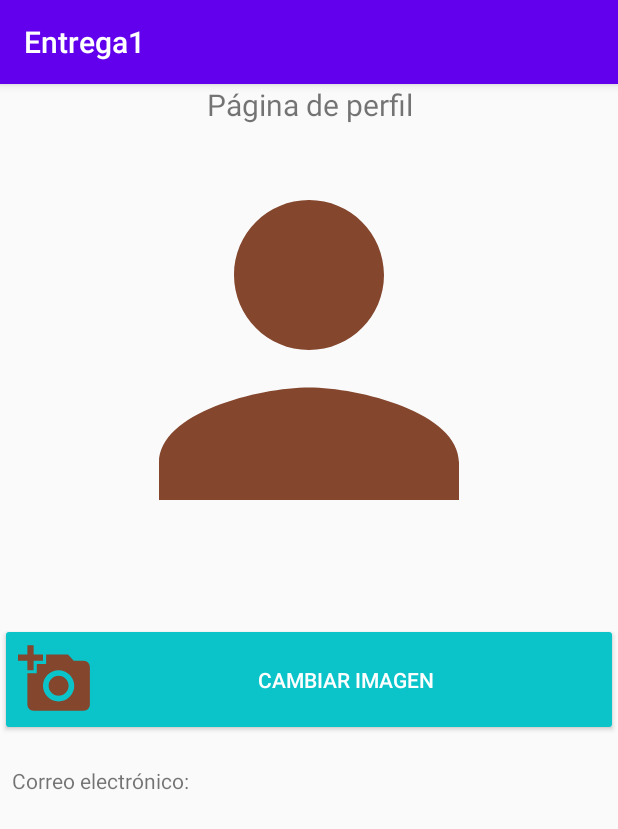
After one commit to Xiirf/S5_Entragable1, an Android app: the FirebaseStorageProfileActivity screen opened directly, with no data from a screen before it, on a phone screen of 412 x 824 dp. The commit adds this screen. Shown: the top 829 px of the screen. Run offline under Robolectric (Android 15) with nearby library versions, the phone set to English and light mode, and no system bars; our stand-ins replace Firebase (no records; nobody signed in at launch, a user with empty details on screens opened directly); pictures from the network do not load.

Commit message:
add firebase storage + profile page

```diff
--- a/app/src/main/java/com/example/entrega1/LoginActivity.java
+++ b/app/src/main/java/com/example/entrega1/LoginActivity.java
@@ -23,7 +23,6 @@ import com.google.android.gms.auth.api.signin.GoogleSignIn;
 import com.google.android.gms.auth.api.signin.GoogleSignInAccount;
 import com.google.android.gms.auth.api.signin.GoogleSignInClient;
 import com.google.android.gms.auth.api.signin.GoogleSignInOptions;
-import com.google.android.gms.auth.api.signin.GoogleSignInResult;
 import com.google.android.gms.common.api.ApiException;
 import com.google.android.gms.tasks.Task;
 import com.google.android.material.snackbar.Snackbar;
--- a/app/src/main/java/com/example/entrega1/MainActivity.java
+++ b/app/src/main/java/com/example/entrega1/MainActivity.java
@@ -45,6 +45,10 @@ public class MainActivity extends AppCompatActivity {
         }catch (Exception e) {
             Toast.makeText(this, getString(R.string.logout_error), Toast.LENGTH_SHORT).show();
         }
+    }
+
+    public void goToProfilePage(View view) {
+        startActivity(new Intent(this, FirebaseStorageProfileActivity.class));
     }
 }
 
--- /dev/null
+++ b/app/src/main/res/drawable/ic_account_circle_black_24dp.xml
@@ -0,0 +1,4 @@
+<vector android:height="50dp" android:viewportHeight="24.0"
+    android:viewportWidth="24.0" android:width="50dp" xmlns:android="http://schemas.android.com/apk/res/android">
+    <path android:fillColor="#FF000000" android:pathData="M12,2C6.48,2 2,6.48 2,12s4.48,10 10,10 10,-4.48 10,-10S17.52,2 12,2zM12,5c1.66,0 3,1.34 3,3s-1.34,3 -3,3 -3,-1.34 -3,-3 1.34,-3 3,-3zM12,19.2c-2.5,0 -4.71,-1.28 -6,-3.22 0.03,-1.99 4,-3.08 6,-3.08 1.99,0 5.97,1.09 6,3.08 -1.29,1.94 -3.5,3.22 -6,3.22z"/>
+</vector>
--- /dev/null
+++ b/app/src/main/res/drawable/ic_add_a_photo_black_24dp.xml
@@ -0,0 +1,5 @@
+<vector android:height="50dp" android:tint="#84462D"
+    android:viewportHeight="24.0" android:viewportWidth="24.0"
+    android:width="50dp" xmlns:android="http://schemas.android.com/apk/res/android">
+    <path android:fillColor="#FF000000" android:pathData="M3,4L3,1h2v3h3v2L5,6v3L3,9L3,6L0,6L0,4h3zM6,10L6,7h3L9,4h7l1.83,2L21,6c1.1,0 2,0.9 2,2v12c0,1.1 -0.9,2 -2,2L5,22c-1.1,0 -2,-0.9 -2,-2L3,10h3zM13,19c2.76,0 5,-2.24 5,-5s-2.24,-5 -5,-5 -5,2.24 -5,5 2.24,5 5,5zM9.8,14c0,1.77 1.43,3.2 3.2,3.2s3.2,-1.43 3.2,-3.2 -1.43,-3.2 -3.2,-3.2 -3.2,1.43 -3.2,3.2z"/>
+</vector>
--- /dev/null
+++ b/app/src/main/res/layout/activity_firebase_storage_profile.xml
@@ -0,0 +1,52 @@
+<?xml version="1.0" encoding="utf-8"?>
+<LinearLayout xmlns:android="http://schemas.android.com/apk/res/android"
+    xmlns:app="http://schemas.android.com/apk/res-auto"
+    xmlns:tools="http://schemas.android.com/tools"
+    android:layout_width="match_parent"
+    android:layout_height="match_parent"
+    android:gravity="center_horizontal"
+    android:orientation="vertical"
+    tools:context=".FirebaseStorageProfileActivity">
+
+    <TextView
+        android:layout_width="match_parent"
+        android:layout_height="wrap_content"
+        android:gravity="center_horizontal"
+        android:textSize="20dp"
+        android:text="@string/p_gina_de_perfil"/>
+
+    <ImageView
+        android:id="@+id/take_picture_image"
+        android:layout_width="300dp"
+        android:layout_height="300dp"
+        app:srcCompat="@drawable/ic_person_black"
+        android:layout_marginBottom="16dp"/>
+
+    <androidx.appcompat.widget.AppCompatButton
+        android:id="@+id/take_picture_button"
+        android:layout_width="match_parent"
+        android:layout_height="75dp"
+        android:layout_marginTop="16dp"
+        android:backgroundTint="@color/blue_button"
+        android:drawableLeft="@drawable/ic_add_a_photo_black_24dp"
+        android:text="@string/take_picture"
+        android:textAllCaps="true"
+        android:textColor="@color/white" />
+
+    <LinearLayout
+        android:layout_width="match_parent"
+        android:layout_height="wrap_content"
+        android:layout_marginTop="20dp"
+        android:layout_marginLeft="5dp"
+        android:orientation="horizontal">
+
+        <TextView
+        android:layout_width="match_parent"
+        android:id="@+id/email_profile"
+        android:layout_height="wrap_content"
+        android:text="@string/correo_electr_nico"/>
+
+    </LinearLayout>
+
+
+</LinearLayout>
--- a/app/src/main/res/values/strings.xml
+++ b/app/src/main/res/values/strings.xml
@@ -53,4 +53,11 @@
     <string name="description_form_error">Se debe indicar la descripción del viaje</string>
     <string name="fechaInicio_form_error">Se debe indicar una fecha de inicio</string>
     <string name="fechaFin_form_error">Se debe indicar una fecha de fin</string>
+    <string name="take_picture">Cambiar imagen</string>
+    <string name="take_picture_camera_rationale">Nececitamos acceso a tu camara</string>
+    <string name="take_picture_camera_rationale_ok">Permitir</string>
+    <string name="camera_not_granted">No esta posible usar esta funcion sin camara</string>
+    <string name="storage_not_granted">No se puede Almacenar la foto</string>
+    <string name="correo_electr_nico">Correo electrónico:</string>
+    <string name="p_gina_de_perfil">Página de perfil</string>
 </resources>
```
Also changed, not shown: app/build.gradle (+7 -4 lines), app/src/main/AndroidManifest.xml (+8 -1 lines), app/src/main/java/com/example/entrega1/FirebaseStorageProfileActivity.java (added, +189 -0 lines), app/src/main/res/layout/activity_main.xml (+11 -2 lines).
